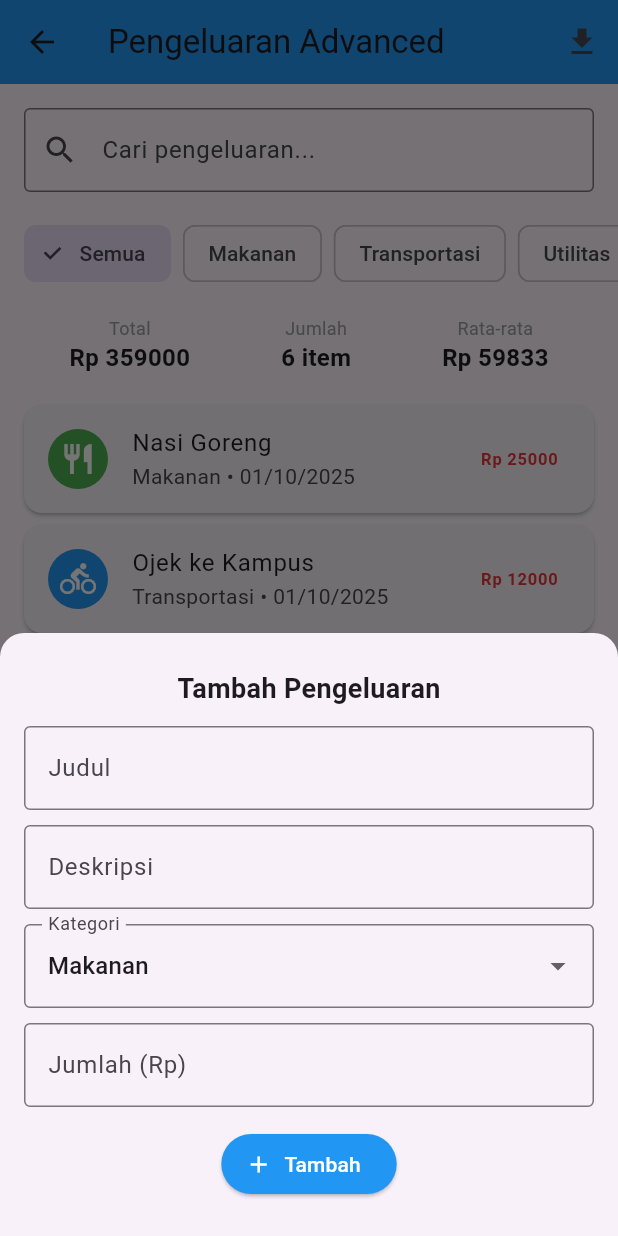
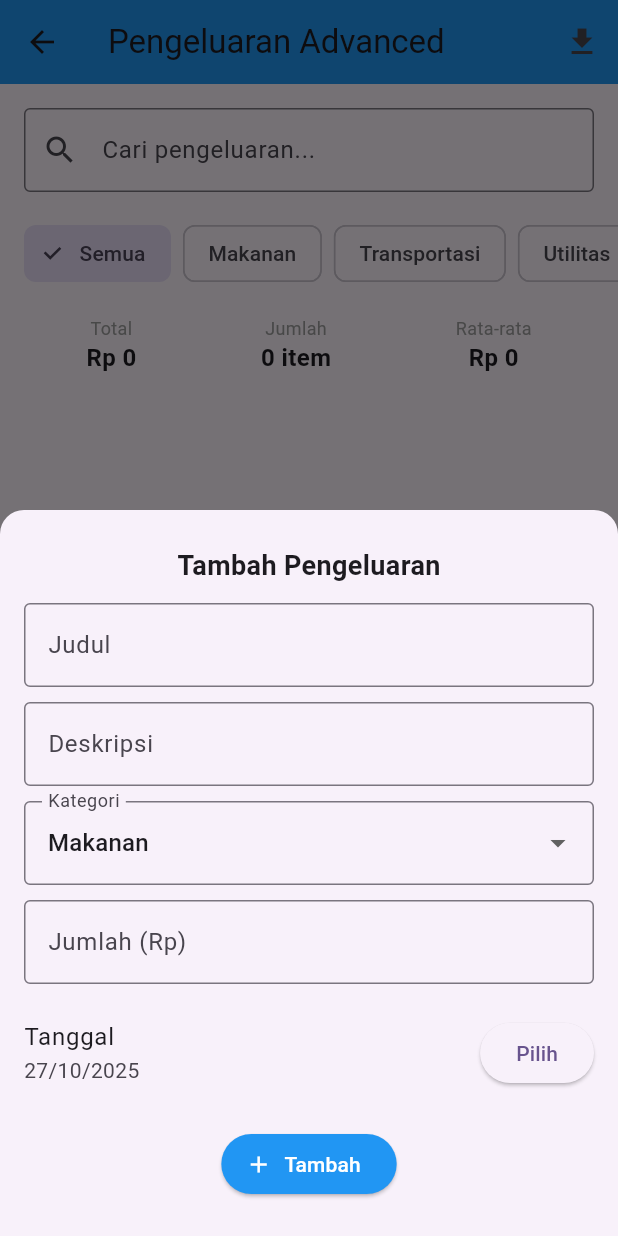
Before and after one commit to room1357/individual-project-3g-yazidilham, a Flutter app: the AdvancedExpenseListScreen screen opened by its route, after a tap on the "add" icon, on a phone screen of 412 x 824 dp. Run offline on Flutter 3.47's test engine with Material 3 defaults, Android fonts, the phone set to English and light mode, and no system bars; our stand-ins replace csv, fl_chart, hive_flutter, pdf, printing, share_plus and 1 more; accounts and stored records are empty.

Commit message:
(update) halaman kategory

```diff
--- a/lib/screens/advanced_expense_list_screen.dart
+++ b/lib/screens/advanced_expense_list_screen.dart
@@ -1,15 +1,18 @@
-import 'dart:io'; // <-- tambah
+import 'dart:convert';
+import 'dart:io';
 import 'package:flutter/material.dart';
-import 'package:csv/csv.dart'; // <-- tambah
-import 'package:path_provider/path_provider.dart'; // <-- tambah
-import 'package:share_plus/share_plus.dart'; // <-- tambah
+import 'package:csv/csv.dart';
+import 'package:path_provider/path_provider.dart';
+import 'package:share_plus/share_plus.dart';
+import 'package:shared_preferences/shared_preferences.dart';
+import '../services/auth_service.dart';
+import '../models/user_profile.dart';
 
 /// ------------ MODEL ------------
 class Expense {
   final String title;
   final String description;
-  final String
-  category; // contoh: Makanan, Transportasi, Utilitas, Hiburan, Pendidikan
+  final String category;
   final double amount;
   final DateTime date;
 
@@ -21,12 +24,22 @@ class Expense {
     required this.date,
   });
 
-  // Getter bantu untuk tampilan
-  String get formattedAmount => 'Rp ${amount.toStringAsFixed(0)}';
-  String get formattedDate =>
-      '${date.day.toString().padLeft(2, '0')}/${date.month.toString().padLeft(2, '0')}/${date.year}';
+  Map<String, dynamic> toJson() => {
+    'title': title,
+    'description': description,
+    'category': category,
+    'amount': amount,
+    'date': date.toIso8601String(),
+  };
 
-  // <-- TAMBAH: baris untuk CSV
+  factory Expense.fromJson(Map<String, dynamic> j) => Expense(
+    title: j['title'] ?? '',
+    description: j['description'] ?? '',
+    category: j['category'] ?? 'Umum',
+    amount: (j['amount'] as num?)?.toDouble() ?? 0,
+    date: DateTime.tryParse(j['date'] ?? '') ?? DateTime.now(),
+  );
+
   List<String> toCsvRow() => [
     title,
     description,
@@ -34,6 +47,10 @@ class Expense {
     amount.toStringAsFixed(2),
     date.toIso8601String(),
   ];
+
+  String get formattedAmount => 'Rp ${amount.toStringAsFixed(0)}';
+  String get formattedDate =>
+      '${date.day.toString().padLeft(2, '0')}/${date.month.toString().padLeft(2, '0')}/${date.year}';
 }
 
 /// ------------ SCREEN ------------
@@ -46,52 +63,7 @@ class AdvancedExpenseListScreen extends StatefulWidget {
 }
 
 class _AdvancedExpenseListScreenState extends State<AdvancedExpenseListScreen> {
-  // Data contoh (bebas kamu ganti)
-  List<Expense> expenses = [
-    Expense(
-      title: 'Nasi Goreng',
-      description: 'Makan malam',
-      category: 'Makanan',
-      amount: 25000,
-      date: DateTime(2025, 10, 1),
-    ),
-    Expense(
-      title: 'Ojek ke Kampus',
-      description: 'Transportasi pagi',
-      category: 'Transportasi',
-      amount: 12000,
-      date: DateTime(2025, 10, 1),
-    ),
-    Expense(
-      title: 'Listrik Bulanan',
-      description: 'Tagihan PLN',
-      category: 'Utilitas',
-      amount: 150000,
-      date: DateTime(2025, 9, 30),
-    ),
-    Expense(
-      title: 'Netflix',
-      description: 'Langganan film',
-      category: 'Hiburan',
-      amount: 65000,
-      date: DateTime(2025, 9, 29),
-    ),
-    Expense(
-      title: 'Buku Flutter',
-      description: 'Pemrograman Mobile',
-      category: 'Pendidikan',
-      amount: 89000,
-      date: DateTime(2025, 9, 28),
-    ),
-    Expense(
-      title: 'Es Kopi',
-      description: 'Ngopi sore',
-      category: 'Makanan',
-      amount: 18000,
-      date: DateTime(2025, 10, 2),
-    ),
-  ];
-
+  List<Expense> expenses = [];
   List<Expense> filteredExpenses = [];
   String selectedCategory = 'Semua';
   final TextEditingController searchController = TextEditingController();
@@ -105,22 +77,52 @@ class _AdvancedExpenseListScreenState extends State<AdvancedExpenseListScreen> {
     'Pendidikan',
   ];
 
+  String? _uid; // untuk membedakan user
+
   @override
   void initState() {
     super.initState();
+    _loadUserAndData();
+  }
+
+  Future<void> _loadUserAndData() async {
+    final user = await AuthService().currentUser();
+    _uid = user?.uid ?? 'local-user';
+    await _loadExpenses(); // load dari SharedPreferences
+  }
+
+  Future<void> _loadExpenses() async {
+    final sp = await SharedPreferences.getInstance();
+    final key = 'expenses_$_uid';
+    final jsonData = sp.getString(key);
+
+    if (jsonData != null) {
+      final List<dynamic> list = jsonDecode(jsonData);
+      expenses =
+          list.map((e) => Expense.fromJson(e as Map<String, dynamic>)).toList();
+    } else {
+      expenses = []; // user baru = data kosong
+    }
+
     filteredExpenses = List.from(expenses);
+    setState(() {});
+  }
+
+  Future<void> _saveExpenses() async {
+    final sp = await SharedPreferences.getInstance();
+    final key = 'expenses_$_uid';
+    final data = jsonEncode(expenses.map((e) => e.toJson()).toList());
+    await sp.setString(key, data);
   }
 
   @override
   void dispose() {
-    // bagus untuk hindari memory leak
     searchController.dispose();
     super.dispose();
   }
 
-  // <-- TAMBAH: fungsi export ke CSV + share
+  // EXPORT CSV
   Future<void> _exportExpensesToCsv(List<Expense> data) async {
-    // header + data
     final rows = <List<dynamic>>[
       ['title', 'description', 'category', 'amount', 'date'],
       ...data.map((e) => e.toCsvRow()),
@@ -147,7 +149,6 @@ class _AdvancedExpenseListScreenState extends State<AdvancedExpenseListScreen> {
       appBar: AppBar(
         title: const Text('Pengeluaran Advanced'),
         backgroundColor: Colors.blue,
-        // <-- TAMBAH: tombol Export CSV di AppBar
         actions: [
           IconButton(
             icon: const Icon(Icons.download),
@@ -170,7 +171,7 @@ class _AdvancedExpenseListScreenState extends State<AdvancedExpenseListScreen> {
       ),
       body: Column(
         children: [
-          // Search bar
+          // 🔍 Search
           Padding(
             padding: const EdgeInsets.all(16),
             child: TextField(
@@ -184,7 +185,7 @@ class _AdvancedExpenseListScreenState extends State<AdvancedExpenseListScreen> {
             ),
           ),
 
-          // Category filter (chips)
+          // 🏷️ Kategori filter
           SizedBox(
             height: 50,
             child: ListView(
@@ -211,7 +212,7 @@ class _AdvancedExpenseListScreenState extends State<AdvancedExpenseListScreen> {
             ),
           ),
 
-          // Statistics summary
+          // Statistik
           Container(
             padding: const EdgeInsets.all(16),
             child: Row(
@@ -227,7 +228,7 @@ class _AdvancedExpenseListScreenState extends State<AdvancedExpenseListScreen> {
             ),
           ),
 
-          // Expense list
+          // Daftar pengeluaran
           Expanded(
             child:
                 filteredExpenses.isEmpty
@@ -237,7 +238,7 @@ class _AdvancedExpenseListScreenState extends State<AdvancedExpenseListScreen> {
                     : ListView.builder(
                       itemCount: filteredExpenses.length,
                       itemBuilder: (context, index) {
-                        final expense = filteredExpenses[index];
+                        final e = filteredExpenses[index];
                         return Card(
                           margin: const EdgeInsets.symmetric(
                             horizontal: 16,
@@ -245,26 +246,24 @@ class _AdvancedExpenseListScreenState extends State<AdvancedExpenseListScreen> {
                           ),
                           child: ListTile(
                             leading: CircleAvatar(
-                              backgroundColor: _getCategoryColor(
-                                expense.category,
-                              ),
+                              backgroundColor: _getCategoryColor(e.category),
                               child: Icon(
-                                _getCategoryIcon(expense.category),
+                                _getCategoryIcon(e.category),
                                 color: Colors.white,
                               ),
                             ),
-                            title: Text(expense.title),
+                            title: Text(e.title),
                             subtitle: Text(
-                              '${expense.category} • ${expense.formattedDate}',
+                              '${e.category} • ${e.formattedDate}',
                             ),
                             trailing: Text(
-                              expense.formattedAmount,
-                              style: TextStyle(
+                              e.formattedAmount,
+                              style: const TextStyle(
                                 fontWeight: FontWeight.bold,
-                                color: Colors.red[600],
+                                color: Colors.red,
                               ),
                             ),
-                            onTap: () => _showExpenseDetails(context, expense),
+                            onTap: () => _showExpenseDetails(context, e),
                           ),
                         );
                       },
@@ -280,29 +279,25 @@ class _AdvancedExpenseListScreenState extends State<AdvancedExpenseListScreen> {
     );
   }
 
-  // ----------------- LOGIC -----------------
+  // ---------- LOGIC ----------
 
   void _filterExpenses() {
     setState(() {
-      final kw = searchController.text.toLowerCase();
+      final q = searchController.text.toLowerCase();
       filteredExpenses =
-          expenses.where((expense) {
-            final matchesSearch =
-                kw.isEmpty ||
-                expense.title.toLowerCase().contains(kw) ||
-                expense.description.toLowerCase().contains(kw);
-
-            final matchesCategory =
-                selectedCategory == 'Semua' ||
-                expense.category == selectedCategory;
-
-            return matchesSearch && matchesCategory;
+          expenses.where((e) {
+            final matchSearch =
+                q.isEmpty ||
+                e.title.toLowerCase().contains(q) ||
+                e.description.toLowerCase().contains(q);
+            final matchCat =
+                selectedCategory == 'Semua' || e.category == selectedCategory;
+            return matchSearch && matchCat;
           }).toList();
     });
   }
 
-  Widget _buildStatCard(String label, String value) {
-    return Column(
+  Widget _buildStatCard(String label, String value) => Column(
     children: [
       Text(label, style: const TextStyle(fontSize: 12, color: Colors.grey)),
       Text(
@@ -311,12 +306,10 @@ class _AdvancedExpenseListScreenState extends State<AdvancedExpenseListScreen> {
       ),
     ],
   );
-  }
 
   String _calculateTotal(List<Expense> list) {
     final total = list.fold<double>(0, (sum, e) => sum + e.amount);
     return 'Rp ${total.toStringAsFixed(0)}';
-    // untuk format lokal ID, kamu bisa pakai intl package nanti
   }
 
   String _calculateAverage(List<Expense> list) {
@@ -325,39 +318,25 @@ class _AdvancedExpenseListScreenState extends State<AdvancedExpenseListScreen> {
     return 'Rp ${avg.toStringAsFixed(0)}';
   }
 
-  Color _getCategoryColor(String category) {
-    switch (category) {
-      case 'Makanan':
-        return Colors.green;
-      case 'Transportasi':
-        return Colors.blue;
-      case 'Utilitas':
-        return Colors.orange;
-      case 'Hiburan':
-        return Colors.purple;
-      case 'Pendidikan':
-        return Colors.teal;
-      default:
-        return Colors.grey;
-    }
-  }
+  Color _getCategoryColor(String cat) =>
+      {
+        'Makanan': Colors.green,
+        'Transportasi': Colors.blue,
+        'Utilitas': Colors.orange,
+        'Hiburan': Colors.purple,
+        'Pendidikan': Colors.teal,
+      }[cat] ??
+      Colors.grey;
 
-  IconData _getCategoryIcon(String category) {
-    switch (category) {
-      case 'Makanan':
-        return Icons.restaurant;
-      case 'Transportasi':
-        return Icons.directions_bike;
-      case 'Utilitas':
-        return Icons.lightbulb;
-      case 'Hiburan':
-        return Icons.movie;
-      case 'Pendidikan':
-        return Icons.school;
-      default:
-        return Icons.category;
-    }
-  }
+  IconData _getCategoryIcon(String cat) =>
+      {
+        'Makanan': Icons.restaurant,
+        'Transportasi': Icons.directions_bike,
+        'Utilitas': Icons.lightbulb,
+        'Hiburan': Icons.movie,
+        'Pendidikan': Icons.school,
+      }[cat] ??
+      Icons.category;
 
   void _showExpenseDetails(BuildContext context, Expense e) {
     showDialog(
@@ -386,12 +365,15 @@ class _AdvancedExpenseListScreenState extends State<AdvancedExpenseListScreen> {
     );
   }
 
-  // Dialog tambah item sederhana (opsional, biar bisa bermain-main)
   void _showAddDialog() {
     final titleCtrl = TextEditingController();
     final descCtrl = TextEditingController();
+    final amountCtrl = TextEditingController();
     String cat = 'Makanan';
-    final amountCtrl = TextEditingController();
+    DateTime selectedDate = DateTime.now(); // 🔹 TANGGAL DIPILIH USER
+
+    String _fmt(DateTime d) =>
+        '${d.day.toString().padLeft(2, '0')}/${d.month.toString().padLeft(2, '0')}/${d.year}';
 
     showModalBottomSheet(
       context: context,
@@ -400,6 +382,9 @@ class _AdvancedExpenseListScreenState extends State<AdvancedExpenseListScreen> {
         borderRadius: BorderRadius.vertical(top: Radius.circular(16)),
       ),
       builder: (_) {
+        // 🔹 Pakai StatefulBuilder agar UI di bottom sheet bisa setState sendiri
+        return StatefulBuilder(
+          builder: (context, setSheetState) {
             return Padding(
               padding: EdgeInsets.only(
                 left: 16,
@@ -415,6 +400,7 @@ class _AdvancedExpenseListScreenState extends State<AdvancedExpenseListScreen> {
                     style: TextStyle(fontSize: 18, fontWeight: FontWeight.bold),
                   ),
                   const SizedBox(height: 12),
+
                   TextField(
                     controller: titleCtrl,
                     decoration: const InputDecoration(
@@ -423,6 +409,7 @@ class _AdvancedExpenseListScreenState extends State<AdvancedExpenseListScreen> {
                     ),
                   ),
                   const SizedBox(height: 10),
+
                   TextField(
                     controller: descCtrl,
                     decoration: const InputDecoration(
@@ -431,13 +418,16 @@ class _AdvancedExpenseListScreenState extends State<AdvancedExpenseListScreen> {
                     ),
                   ),
                   const SizedBox(height: 10),
-              // pilih kategori
+
+                  // Kategori
                   DropdownButtonFormField<String>(
                     value: cat,
                     items:
                         _categories
                             .where((c) => c != 'Semua')
-                        .map((c) => DropdownMenuItem(value: c, child: Text(c)))
+                            .map(
+                              (c) => DropdownMenuItem(value: c, child: Text(c)),
+                            )
                             .toList(),
                     onChanged: (v) => cat = v ?? 'Makanan',
                     decoration: const InputDecoration(
@@ -446,6 +436,8 @@ class _AdvancedExpenseListScreenState extends State<AdvancedExpenseListScreen> {
                     ),
                   ),
                   const SizedBox(height: 10),
+
+                  // Jumlah
                   TextField(
                     controller: amountCtrl,
                     keyboardType: TextInputType.number,
@@ -454,15 +446,35 @@ class _AdvancedExpenseListScreenState extends State<AdvancedExpenseListScreen> {
                       border: OutlineInputBorder(),
                     ),
                   ),
+                  const SizedBox(height: 10),
+
+                  // 🔹 TANGGAL: tampil + tombol pilih date
+                  ListTile(
+                    contentPadding: EdgeInsets.zero,
+                    title: const Text('Tanggal'),
+                    subtitle: Text(_fmt(selectedDate)),
+                    trailing: ElevatedButton(
+                      onPressed: () async {
+                        final picked = await showDatePicker(
+                          context: context,
+                          initialDate: selectedDate,
+                          firstDate: DateTime(2020),
+                          lastDate: DateTime(2100),
+                        );
+                        if (picked != null) {
+                          setSheetState(() => selectedDate = picked);
+                        }
+                      },
+                      child: const Text('Pilih'),
+                    ),
+                  ),
                   const SizedBox(height: 14),
+
                   ElevatedButton.icon(
                     onPressed: () {
                       final title = titleCtrl.text.trim();
                       final desc = descCtrl.text.trim();
-                  final amt = double.tryParse(
-                    amountCtrl.text.trim() == '' ? '0' : amountCtrl.text.trim(),
-                  );
-
+                      final amt = double.tryParse(amountCtrl.text.trim());
                       if (title.isEmpty || desc.isEmpty || (amt ?? 0) <= 0) {
                         ScaffoldMessenger.of(context).showSnackBar(
                           const SnackBar(
@@ -479,12 +491,12 @@ class _AdvancedExpenseListScreenState extends State<AdvancedExpenseListScreen> {
                             description: desc,
                             category: cat,
                             amount: amt!,
-                        date: DateTime.now(),
+                            date: selectedDate, // 🔹 PAKAI TANGGAL PILIHAN
                           ),
                         );
-                    _filterExpenses(); // refresh filter juga
+                        _filterExpenses();
                       });
-
+                      _saveExpenses(); // simpan ke SharedPreferences
                       Navigator.pop(context);
                     },
                     icon: const Icon(Icons.add),
@@ -499,5 +511,7 @@ class _AdvancedExpenseListScreenState extends State<AdvancedExpenseListScreen> {
             );
           },
         );
+      },
+    );
   }
 }
```
Also changed, not shown: lib/screens/category_screen.dart (+15 -6 lines), lib/services/category_service.dart (+94 -19 lines). Lines whose indentation alone changed are shown as unchanged.
